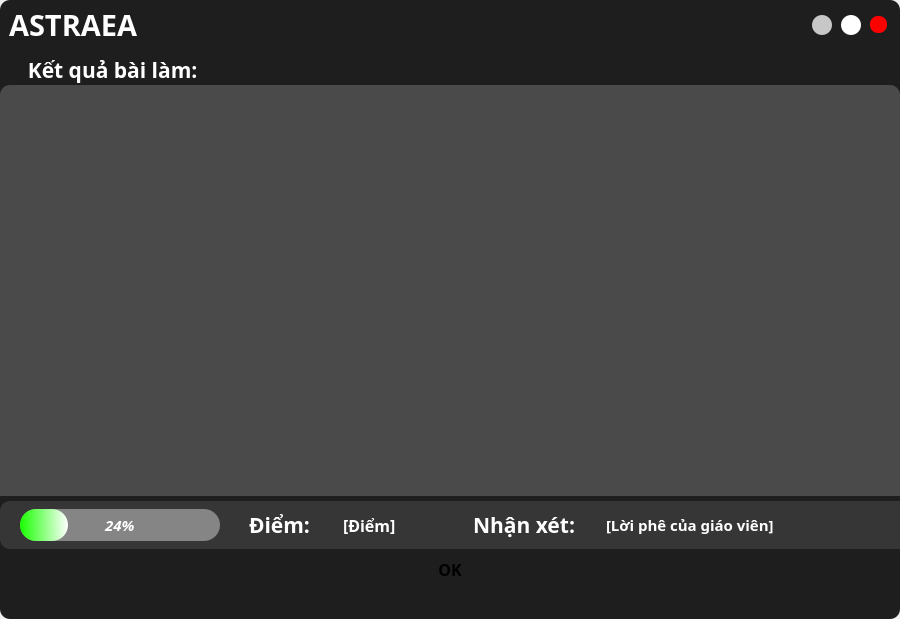
hoangm960/Astraea, file UI_Files/result_form.ui: the form before one commit.
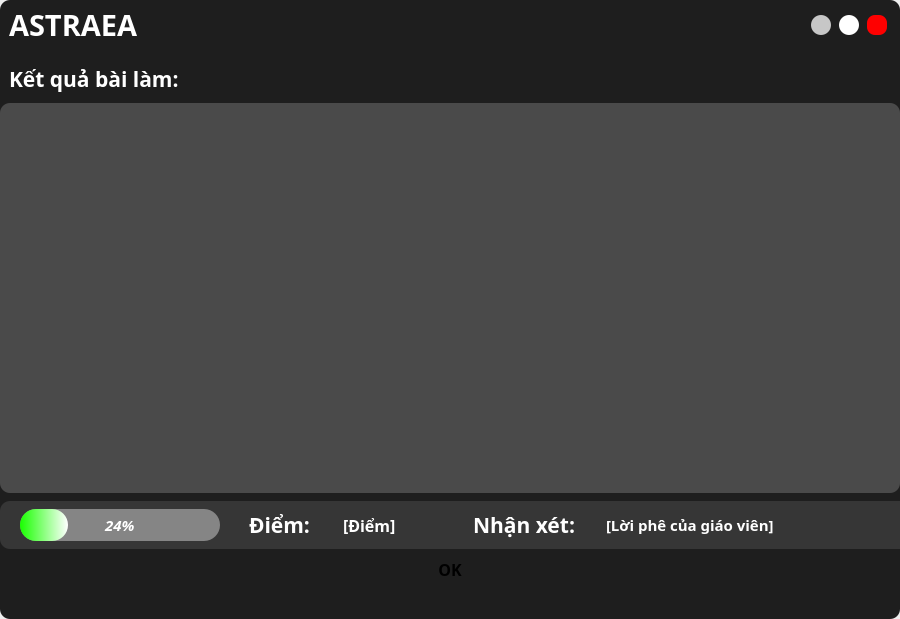
The form after the commit.

The edit to the form file:
```diff
--- a/UI_Files/result_form.ui
+++ b/UI_Files/result_form.ui
@@ -232,14 +232,14 @@
               <widget class="QPushButton" name="btn_quit">
                <property name="minimumSize">
                 <size>
-                 <width>15</width>
-                 <height>15</height>
+                 <width>20</width>
+                 <height>20</height>
                 </size>
                </property>
                <property name="maximumSize">
                 <size>
-                 <width>17</width>
-                 <height>17</height>
+                 <width>20</width>
+                 <height>20</height>
                 </size>
                </property>
                <property name="toolTip">
@@ -341,24 +341,9 @@
             <property name="frameShadow">
              <enum>QFrame::Raised</enum>
             </property>
-            <layout class="QVBoxLayout" name="verticalLayout_9">
-             <property name="spacing">
-              <number>0</number>
-             </property>
-             <property name="leftMargin">
-              <number>6</number>
-             </property>
-             <property name="topMargin">
-              <number>0</number>
-             </property>
-             <property name="rightMargin">
-              <number>0</number>
-             </property>
-             <property name="bottomMargin">
-              <number>0</number>
-             </property>
+            <layout class="QVBoxLayout" name="verticalLayout_5">
              <item>
-              <widget class="QLabel" name="lesson_title">
+              <widget class="QLabel" name="lesson_title_2">
                <property name="font">
                 <font>
                  <family>Montserrat</family>
@@ -371,7 +356,7 @@
                 <string notr="true">color: rgb(255,255,255);</string>
                </property>
                <property name="text">
-                <string>    Kết quả bài làm:</string>
+                <string>Kết quả bài làm:</string>
                </property>
               </widget>
              </item>
@@ -383,7 +368,7 @@
             <property name="minimumSize">
              <size>
               <width>0</width>
-              <height>450</height>
+              <height>390</height>
              </size>
             </property>
             <property name="styleSheet">
@@ -412,7 +397,13 @@
               <number>0</number>
              </property>
              <item>
-              <widget class="QScrollArea" name="scrollArea">
+              <widget class="QScrollArea" name="scrollArea_2">
+               <property name="sizePolicy">
+                <sizepolicy hsizetype="Preferred" vsizetype="Preferred">
+                 <horstretch>0</horstretch>
+                 <verstretch>0</verstretch>
+                </sizepolicy>
+               </property>
                <property name="minimumSize">
                 <size>
                  <width>0</width>
@@ -472,7 +463,7 @@
                   <x>0</x>
                   <y>0</y>
                   <width>900</width>
-                  <height>450</height>
+                  <height>390</height>
                  </rect>
                 </property>
                </widget>
```
Left out of the diff: 39 changed lines with no effect on the pictures.
